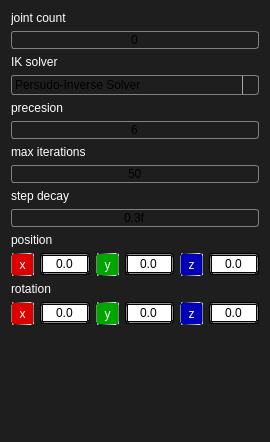
First picture: the form in UI/widget/kinematic_component_ui_widget.ui, repository GueChen/GRobotSimulator, before the edit.
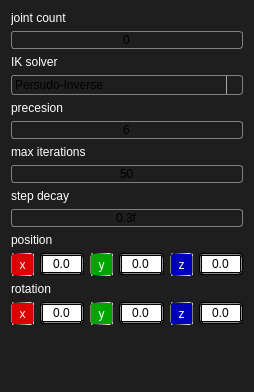
Second picture: the form after the edit. Icons and pictures are not drawn.

Diff of the .ui file:
```diff
--- a/UI/widget/kinematic_component_ui_widget.ui
+++ b/UI/widget/kinematic_component_ui_widget.ui
@@ -6,8 +6,8 @@
    <rect>
     <x>0</x>
     <y>0</y>
-    <width>270</width>
-    <height>442</height>
+    <width>230</width>
+    <height>392</height>
    </rect>
   </property>
   <property name="windowTitle">
@@ -25,103 +25,6 @@
    <property name="rowWrapPolicy">
     <enum>QFormLayout::WrapAllRows</enum>
    </property>
-   <item row="0" column="0">
-    <widget class="QLabel" name="joint_count_tag">
-     <property name="sizePolicy">
-      <sizepolicy hsizetype="Expanding" vsizetype="Preferred">
-       <horstretch>0</horstretch>
-       <verstretch>0</verstretch>
-      </sizepolicy>
-     </property>
-     <property name="styleSheet">
-      <string notr="true">color: rgb(255, 255, 255);</string>
-     </property>
-     <property name="text">
-      <string>joint count</string>
-     </property>
-     <property name="alignment">
-      <set>Qt::AlignLeading|Qt::AlignLeft|Qt::AlignVCenter</set>
-     </property>
-    </widget>
-   </item>
-   <item row="2" column="0">
-    <widget class="QLabel" name="solver_tag">
-     <property name="sizePolicy">
-      <sizepolicy hsizetype="Expanding" vsizetype="Preferred">
-       <horstretch>0</horstretch>
-       <verstretch>0</verstretch>
-      </sizepolicy>
-     </property>
-     <property name="styleSheet">
-      <string notr="true">color: rgb(255, 255, 255);</string>
-     </property>
-     <property name="text">
-      <string>IK solver</string>
-     </property>
-    </widget>
-   </item>
-   <item row="4" column="0">
-    <widget class="QLabel" name="precision_tag">
-     <property name="styleSheet">
-      <string notr="true">color: rgb(255, 255, 255);</string>
-     </property>
-     <property name="text">
-      <string>precesion</string>
-     </property>
-    </widget>
-   </item>
-   <item row="6" column="0">
-    <widget class="QLabel" name="max_iterations_tag">
-     <property name="styleSheet">
-      <string notr="true">color: rgb(255, 255, 255);</string>
-     </property>
-     <property name="text">
-      <string>max iterations</string>
-     </property>
-    </widget>
-   </item>
-   <item row="8" column="0">
-    <widget class="QLabel" name="decay_tag">
-     <property name="styleSheet">
-      <string notr="true">color: rgb(255, 255, 255);</string>
-     </property>
-     <property name="text">
-      <string>step decay</string>
-     </property>
-    </widget>
-   </item>
-   <item row="10" column="0">
-    <widget class="QLabel" name="position_tag">
-     <property name="sizePolicy">
-      <sizepolicy hsizetype="Expanding" vsizetype="Preferred">
-       <horstretch>0</horstretch>
-       <verstretch>0</verstretch>
-      </sizepolicy>
-     </property>
-     <property name="styleSheet">
-      <string notr="true">color: rgb(255, 255, 255);</string>
-     </property>
-     <property name="text">
-      <string>position</string>
-     </property>
-    </widget>
-   </item>
-   <item row="12" column="0">
-    <widget class="QLabel" name="rotation_tag">
-     <property name="sizePolicy">
-      <sizepolicy hsizetype="Expanding" vsizetype="Preferred">
-       <horstretch>0</horstretch>
-       <verstretch>0</verstretch>
-      </sizepolicy>
-     </property>
-     <property name="styleSheet">
-      <string notr="true">color: rgb(255, 255, 255);</string>
-     </property>
-     <property name="text">
-      <string>rotation</string>
-     </property>
-    </widget>
-   </item>
    <item row="9" column="0" colspan="2">
     <widget class="QLineEdit" name="decay_val">
      <property name="styleSheet">
@@ -291,14 +194,12 @@
     selection-background-color: lightgray;
 }</string>
      </property>
+     <property name="currentIndex">
+      <number>0</number>
+     </property>
      <item>
       <property name="text">
-       <string>Persudo-Inverse Solver</string>
-      </property>
-     </item>
-     <item>
-      <property name="text">
-       <string>Weighted Persudo-Inverse Solver</string>
+       <string>Persudo-Inverse</string>
       </property>
      </item>
      <item>
@@ -642,6 +543,103 @@
      </item>
     </layout>
    </item>
+   <item row="0" column="0" colspan="2">
+    <widget class="QLabel" name="joint_count_tag">
+     <property name="sizePolicy">
+      <sizepolicy hsizetype="Expanding" vsizetype="Preferred">
+       <horstretch>0</horstretch>
+       <verstretch>0</verstretch>
+      </sizepolicy>
+     </property>
+     <property name="styleSheet">
+      <string notr="true">color: rgb(255, 255, 255);</string>
+     </property>
+     <property name="text">
+      <string>joint count</string>
+     </property>
+     <property name="alignment">
+      <set>Qt::AlignLeading|Qt::AlignLeft|Qt::AlignVCenter</set>
+     </property>
+    </widget>
+   </item>
+   <item row="2" column="0" colspan="2">
+    <widget class="QLabel" name="solver_tag">
+     <property name="sizePolicy">
+      <sizepolicy hsizetype="Expanding" vsizetype="Preferred">
+       <horstretch>0</horstretch>
+       <verstretch>0</verstretch>
+      </sizepolicy>
+     </property>
+     <property name="styleSheet">
+      <string notr="true">color: rgb(255, 255, 255);</string>
+     </property>
+     <property name="text">
+      <string>IK solver</string>
+     </property>
+    </widget>
+   </item>
+   <item row="4" column="0" colspan="2">
+    <widget class="QLabel" name="precision_tag">
+     <property name="styleSheet">
+      <string notr="true">color: rgb(255, 255, 255);</string>
+     </property>
+     <property name="text">
+      <string>precesion</string>
+     </property>
+    </widget>
+   </item>
+   <item row="6" column="0" colspan="2">
+    <widget class="QLabel" name="max_iterations_tag">
+     <property name="styleSheet">
+      <string notr="true">color: rgb(255, 255, 255);</string>
+     </property>
+     <property name="text">
+      <string>max iterations</string>
+     </property>
+    </widget>
+   </item>
+   <item row="8" column="0" colspan="2">
+    <widget class="QLabel" name="decay_tag">
+     <property name="styleSheet">
+      <string notr="true">color: rgb(255, 255, 255);</string>
+     </property>
+     <property name="text">
+      <string>step decay</string>
+     </property>
+    </widget>
+   </item>
+   <item row="10" column="0" colspan="2">
+    <widget class="QLabel" name="position_tag">
+     <property name="sizePolicy">
+      <sizepolicy hsizetype="Expanding" vsizetype="Preferred">
+       <horstretch>0</horstretch>
+       <verstretch>0</verstretch>
+      </sizepolicy>
+     </property>
+     <property name="styleSheet">
+      <string notr="true">color: rgb(255, 255, 255);</string>
+     </property>
+     <property name="text">
+      <string>position</string>
+     </property>
+    </widget>
+   </item>
+   <item row="12" column="0" colspan="2">
+    <widget class="QLabel" name="rotation_tag">
+     <property name="sizePolicy">
+      <sizepolicy hsizetype="Expanding" vsizetype="Preferred">
+       <horstretch>0</horstretch>
+       <verstretch>0</verstretch>
+      </sizepolicy>
+     </property>
+     <property name="styleSheet">
+      <string notr="true">color: rgb(255, 255, 255);</string>
+     </property>
+     <property name="text">
+      <string>rotation</string>
+     </property>
+    </widget>
+   </item>
    <item row="14" column="0" colspan="2">
     <spacer name="verticalSpacer">
      <property name="orientation">
```
Left out of the diff: 25 changed lines with no effect on the pictures.
